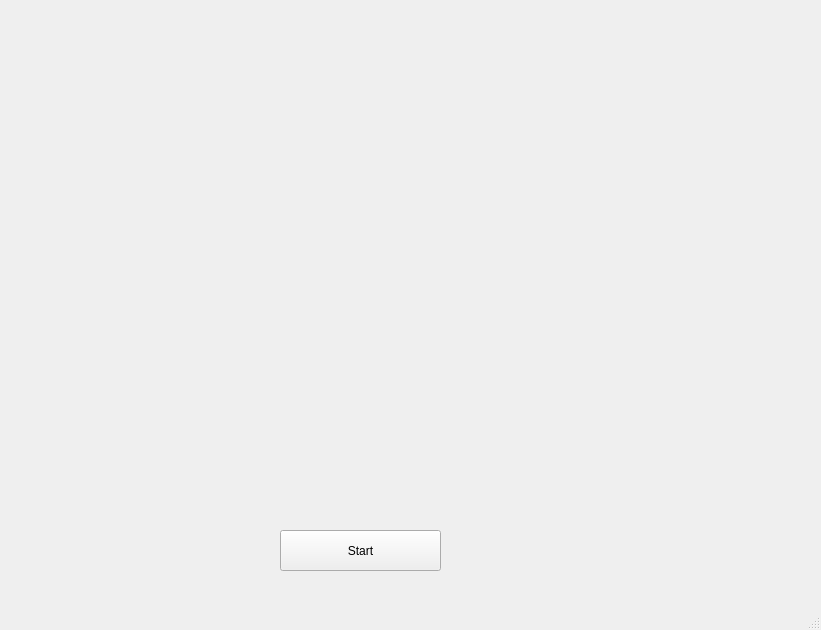
Above: mainwindow.ui from fullhaider1997/Gaze_Controlled_Keyboard- before the change. Below: the same form after it.
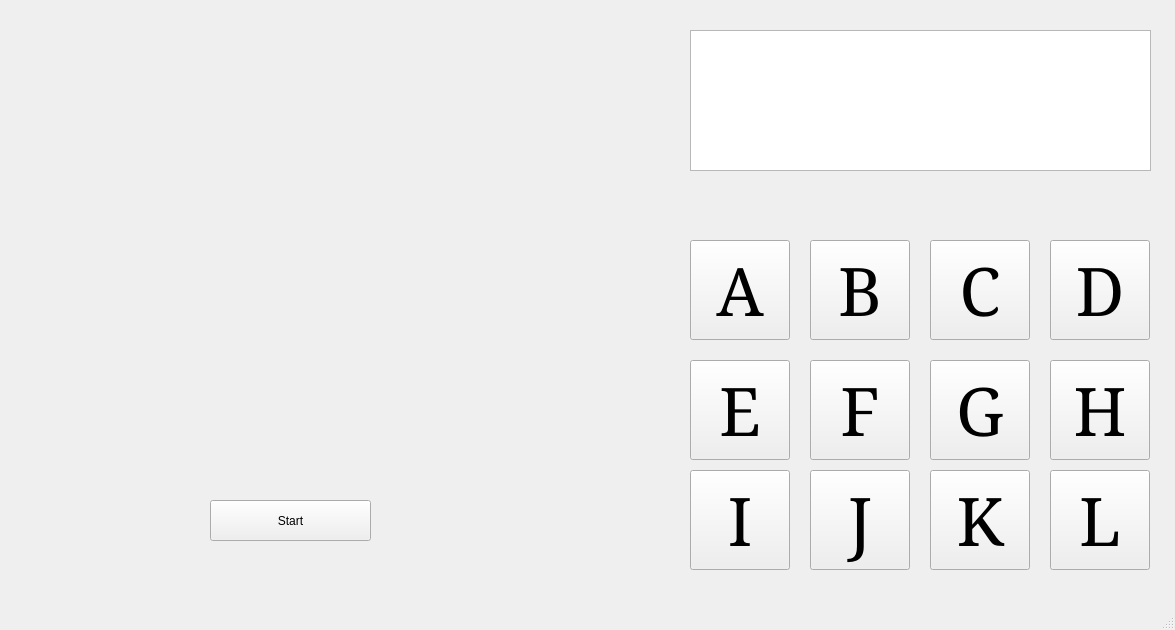
That is the form after the change.

What changed in the file:
```diff
--- a/mainwindow.ui
+++ b/mainwindow.ui
@@ -6,7 +6,7 @@
    <rect>
     <x>0</x>
     <y>0</y>
-    <width>821</width>
+    <width>1175</width>
     <height>630</height>
    </rect>
   </property>
@@ -19,8 +19,8 @@
      <rect>
       <x>60</x>
       <y>30</y>
-      <width>671</width>
-      <height>471</height>
+      <width>591</width>
+      <height>451</height>
      </rect>
     </property>
     <property name="autoFillBackground">
@@ -33,8 +33,8 @@
    <widget class="QPushButton" name="pushButton">
     <property name="geometry">
      <rect>
-      <x>280</x>
-      <y>530</y>
+      <x>210</x>
+      <y>500</y>
       <width>161</width>
       <height>41</height>
      </rect>
@@ -43,20 +43,242 @@
      <string>Start</string>
     </property>
    </widget>
-   <widget class="QLabel" name="label_2">
+   <widget class="QPushButton" name="J_Button">
     <property name="geometry">
      <rect>
-      <x>970</x>
-      <y>20</y>
-      <width>221</width>
-      <height>541</height>
+      <x>810</x>
+      <y>470</y>
+      <width>100</width>
+      <height>100</height>
      </rect>
     </property>
-    <property name="autoFillBackground">
-     <bool>true</bool>
+    <property name="font">
+     <font>
+      <family>Serif</family>
+      <pointsize>50</pointsize>
+     </font>
     </property>
     <property name="text">
-     <string/>
+     <string>J</string>
+    </property>
+   </widget>
+   <widget class="QPushButton" name="F_Button">
+    <property name="geometry">
+     <rect>
+      <x>810</x>
+      <y>360</y>
+      <width>100</width>
+      <height>100</height>
+     </rect>
+    </property>
+    <property name="font">
+     <font>
+      <family>Serif</family>
+      <pointsize>50</pointsize>
+     </font>
+    </property>
+    <property name="text">
+     <string>F</string>
+    </property>
+   </widget>
+   <widget class="QPushButton" name="G_Button">
+    <property name="geometry">
+     <rect>
+      <x>930</x>
+      <y>360</y>
+      <width>100</width>
+      <height>100</height>
+     </rect>
+    </property>
+    <property name="font">
+     <font>
+      <family>Serif</family>
+      <pointsize>50</pointsize>
+     </font>
+    </property>
+    <property name="text">
+     <string>G</string>
+    </property>
+   </widget>
+   <widget class="QPushButton" name="H_Button">
+    <property name="geometry">
+     <rect>
+      <x>1050</x>
+      <y>360</y>
+      <width>100</width>
+      <height>100</height>
+     </rect>
+    </property>
+    <property name="font">
+     <font>
+      <family>Serif</family>
+      <pointsize>50</pointsize>
+     </font>
+    </property>
+    <property name="text">
+     <string>H</string>
+    </property>
+   </widget>
+   <widget class="QPushButton" name="D_Button">
+    <property name="geometry">
+     <rect>
+      <x>1050</x>
+      <y>240</y>
+      <width>100</width>
+      <height>100</height>
+     </rect>
+    </property>
+    <property name="font">
+     <font>
+      <family>Serif</family>
+      <pointsize>50</pointsize>
+     </font>
+    </property>
+    <property name="text">
+     <string>D</string>
+    </property>
+   </widget>
+   <widget class="QPushButton" name="C_Button">
+    <property name="geometry">
+     <rect>
+      <x>930</x>
+      <y>240</y>
+      <width>100</width>
+      <height>100</height>
+     </rect>
+    </property>
+    <property name="font">
+     <font>
+      <family>Serif</family>
+      <pointsize>50</pointsize>
+     </font>
+    </property>
+    <property name="text">
+     <string>C</string>
+    </property>
+   </widget>
+   <widget class="QPushButton" name="E_Button">
+    <property name="geometry">
+     <rect>
+      <x>690</x>
+      <y>360</y>
+      <width>100</width>
+      <height>100</height>
+     </rect>
+    </property>
+    <property name="font">
+     <font>
+      <family>Serif</family>
+      <pointsize>50</pointsize>
+     </font>
+    </property>
+    <property name="text">
+     <string>E</string>
+    </property>
+   </widget>
+   <widget class="QPushButton" name="A_Button">
+    <property name="geometry">
+     <rect>
+      <x>690</x>
+      <y>240</y>
+      <width>100</width>
+      <height>100</height>
+     </rect>
+    </property>
+    <property name="font">
+     <font>
+      <family>Serif</family>
+      <pointsize>50</pointsize>
+     </font>
+    </property>
+    <property name="text">
+     <string>A</string>
+    </property>
+   </widget>
+   <widget class="QPushButton" name="B_Button">
+    <property name="geometry">
+     <rect>
+      <x>810</x>
+      <y>240</y>
+      <width>100</width>
+      <height>100</height>
+     </rect>
+    </property>
+    <property name="font">
+     <font>
+      <family>Serif</family>
+      <pointsize>50</pointsize>
+     </font>
+    </property>
+    <property name="text">
+     <string>B</string>
+    </property>
+   </widget>
+   <widget class="QPushButton" name="I_Button">
+    <property name="geometry">
+     <rect>
+      <x>690</x>
+      <y>470</y>
+      <width>100</width>
+      <height>100</height>
+     </rect>
+    </property>
+    <property name="font">
+     <font>
+      <family>Serif</family>
+      <pointsize>50</pointsize>
+     </font>
+    </property>
+    <property name="text">
+     <string>I</string>
+    </property>
+   </widget>
+   <widget class="QPushButton" name="L_Button">
+    <property name="geometry">
+     <rect>
+      <x>1050</x>
+      <y>470</y>
+      <width>100</width>
+      <height>100</height>
+     </rect>
+    </property>
+    <property name="font">
+     <font>
+      <family>Serif</family>
+      <pointsize>50</pointsize>
+     </font>
+    </property>
+    <property name="text">
+     <string>L</string>
+    </property>
+   </widget>
+   <widget class="QPushButton" name="K_Button">
+    <property name="geometry">
+     <rect>
+      <x>930</x>
+      <y>470</y>
+      <width>100</width>
+      <height>100</height>
+     </rect>
+    </property>
+    <property name="font">
+     <font>
+      <family>Serif</family>
+      <pointsize>50</pointsize>
+     </font>
+    </property>
+    <property name="text">
+     <string>K</string>
+    </property>
+   </widget>
+   <widget class="QPlainTextEdit" name="plainTextEdit">
+    <property name="geometry">
+     <rect>
+      <x>690</x>
+      <y>30</y>
+      <width>461</width>
+      <height>141</height>
+     </rect>
     </property>
    </widget>
   </widget>
```
Left out of the diff: 2 changed lines with no effect on the pictures.
